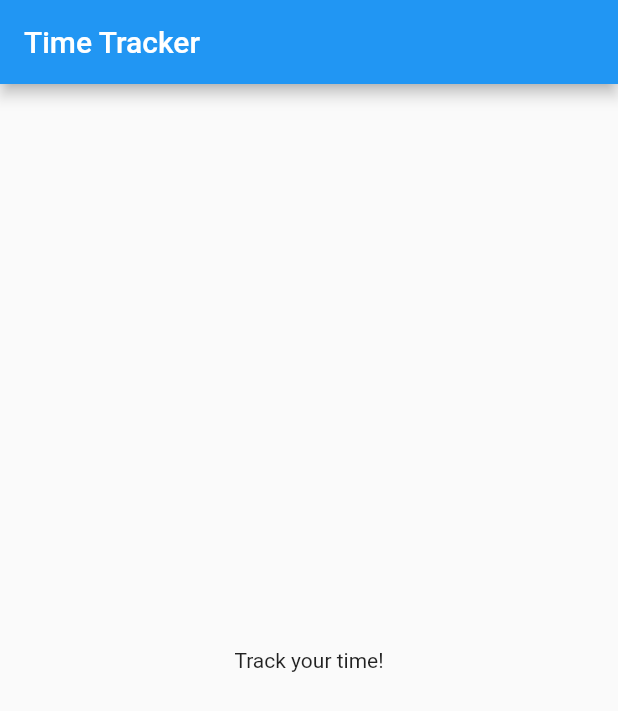
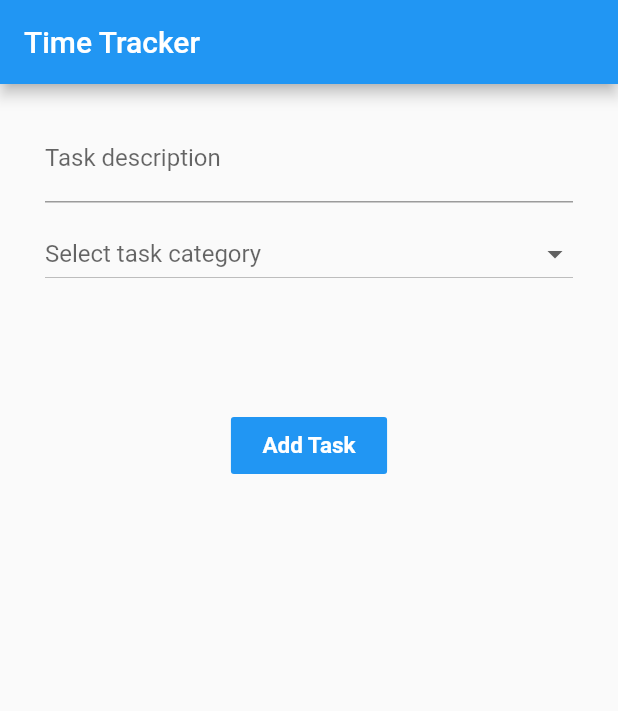
Before and after one commit to ubclaunchpad/time-tracker, a Flutter app: the screen it shows after launch, on a phone screen of 412 x 824 dp. Shown: the top 711 px of the screen. Run offline on Flutter 3.47's test engine with Material 2 defaults, Android fonts, the phone set to English and light mode, and no system bars.

Commit message:
Implement Input Task Functionality

```diff
--- a/lib/main.dart
+++ b/lib/main.dart
@@ -1,4 +1,6 @@
 import 'package:flutter/material.dart';
+
+import 'src/screens/add_task.dart';
 
 void main() => runApp(MyApp());
 
@@ -7,14 +9,7 @@ class MyApp extends StatelessWidget {
   Widget build(BuildContext context) {
     return MaterialApp(
       title: 'Time Tracker',
-      home: Scaffold(
-        appBar: AppBar(
-          title: Text('Time Tracker'),
-        ),
-        body: Center(
-          child: Text('Track your time!'),
-        ),
-      ),
+      home: AddTaskScreen(),
     );
   }
 }
--- /dev/null
+++ b/lib/src/resources/task_categories.dart
@@ -0,0 +1,8 @@
+// TODO: Replace categories to use Task class after Issue #3 is completed
+const TASK_CATEGORIES = const <String>[
+  'Education',
+  'Social',
+  'Health',
+  'Work',
+  'Relaxation',
+];
--- /dev/null
+++ b/lib/src/screens/add_task.dart
@@ -0,0 +1,190 @@
+import 'package:flutter/material.dart';
+
+// TODO: Replace categories to use Task class after Issue #3 is completed
+// TODO: Refactor styles to use global theming after more designer guidance
+import '../resources/task_categories.dart';
+import '../utils/time_util.dart';
+
+class AddTaskScreen extends StatefulWidget {
+  @override
+  _AddTaskScreenState createState() => _AddTaskScreenState();
+}
+
+class _AddTaskScreenState extends State<AddTaskScreen> {
+  final _descriptionController = TextEditingController();
+  final _stopwatch = Stopwatch();
+  String _selectedCategory;
+
+  var _isTracking = false;
+  String _lastDescription;
+  String _lastCategory;
+  Duration _lastDuration;
+
+  void _startTrackingTask() {
+    if (_descriptionController.text.isNotEmpty && _selectedCategory != null) {
+      setState(() {
+        _isTracking = true;
+        _stopwatch.reset();
+        _stopwatch.start();
+      });
+    }
+  }
+
+  void _stopTrackingTask() {
+    setState(() {
+      _isTracking = false;
+      _stopwatch.stop();
+      _lastDescription = _descriptionController.text;
+      _lastCategory = _selectedCategory;
+      _lastDuration = _stopwatch.elapsed;
+      _descriptionController.clear();
+      _selectedCategory = null;
+    });
+  }
+
+  Widget _renderDescriptionInputField() => TextField(
+        key: Key('add_task_description_input'),
+        decoration: InputDecoration(
+          labelText: 'Task description',
+        ),
+        controller: _descriptionController,
+      );
+
+  Widget _renderCategorySelector() => DropdownButton<String>(
+        key: Key('add_task_category_selector'),
+        hint: Text('Select task category'),
+        isExpanded: true,
+        value: _selectedCategory,
+        onChanged: (String newCategory) {
+          setState(() => _selectedCategory = newCategory);
+        },
+        items: TASK_CATEGORIES
+            .map<DropdownMenuItem<String>>(
+              (category) => DropdownMenuItem<String>(
+                value: category,
+                child: Text(
+                  category,
+                  key: ValueKey('dropdown-$category'),
+                ),
+              ),
+            )
+            .toList(),
+      );
+
+  Widget _renderAddTaskButton() => FlatButton(
+        key: Key('add_task_button'),
+        onPressed: _startTrackingTask,
+        color: Colors.blue,
+        child: Container(
+          padding: const EdgeInsets.symmetric(
+            vertical: 10.0,
+            horizontal: 5.0,
+          ),
+          child: Text(
+            'Add Task',
+            style: TextStyle(
+              fontWeight: FontWeight.bold,
+              fontSize: 15,
+              color: Colors.white,
+            ),
+          ),
+        ),
+      );
+
+  Widget _renderTimeElapsed() {
+    return Column(
+      children: <Widget>[
+        Divider(
+          color: Colors.black,
+        ),
+        Container(
+          margin: EdgeInsets.only(top: 10),
+          child: Column(
+            children: [
+              Text(
+                'Last Task & Time Taken',
+                style: TextStyle(fontWeight: FontWeight.bold, fontSize: 15),
+              ),
+              Text(
+                '$_lastDescription ($_lastCategory)',
+                style: TextStyle(fontSize: 15),
+              ),
+              SizedBox(height: 10),
+              Text(
+                TimeUtil.getDurationString(_lastDuration),
+                style: TextStyle(fontSize: 15),
+              ),
+            ],
+          ),
+        ),
+      ],
+    );
+  }
+
+  Widget renderTaskAdding() {
+    return Column(
+      children: <Widget>[
+        _renderDescriptionInputField(),
+        SizedBox(height: 10),
+        _renderCategorySelector(),
+        SizedBox(height: 80),
+        _renderAddTaskButton(),
+        SizedBox(height: 40),
+        _lastDuration != null ? _renderTimeElapsed() : Container(),
+      ],
+    );
+  }
+
+  Widget renderTaskTracking() {
+    return Column(
+      crossAxisAlignment: CrossAxisAlignment.start,
+      children: <Widget>[
+        Text(
+          'Task Description',
+          style: TextStyle(
+            fontWeight: FontWeight.bold,
+          ),
+        ),
+        Text(_descriptionController.text),
+        SizedBox(height: 10),
+        Text(
+          'Task Category',
+          style: TextStyle(
+            fontWeight: FontWeight.bold,
+          ),
+        ),
+        Text(_selectedCategory),
+        SizedBox(height: 20),
+        FlatButton(
+          color: Colors.redAccent,
+          onPressed: _stopTrackingTask,
+          child: Text(
+            'Stop Tracking',
+            style: TextStyle(
+              color: Colors.white,
+            ),
+          ),
+        ),
+      ],
+    );
+  }
+
+  @override
+  Widget build(BuildContext context) {
+    return Scaffold(
+      key: Key('add_task_screen'),
+      appBar: AppBar(
+        title: Text('Time Tracker'),
+      ),
+      body: SingleChildScrollView(
+        child: Container(
+          padding: const EdgeInsets.symmetric(
+            vertical: 20.0,
+            horizontal: 30.0,
+          ),
+          child: !_isTracking ? renderTaskAdding() : renderTaskTracking(),
+        ),
+      ),
+    );
+  }
+}
```
Also changed, not shown: lib/src/utils/time_util.dart (added, +8 -0 lines), 6 other files.
